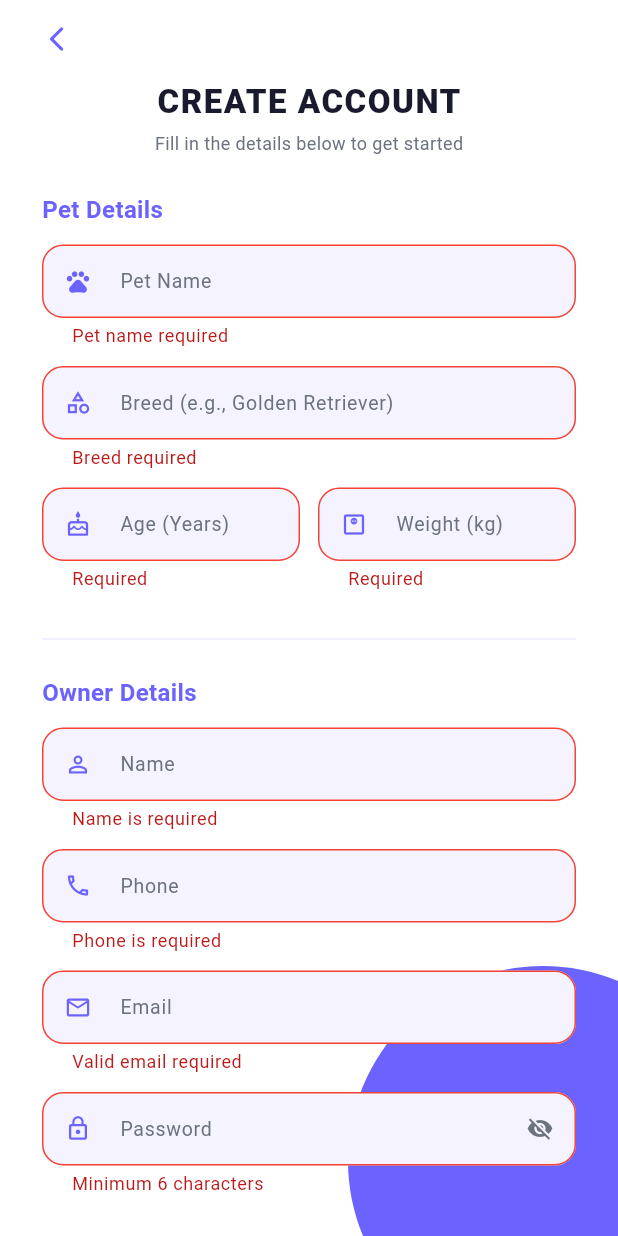
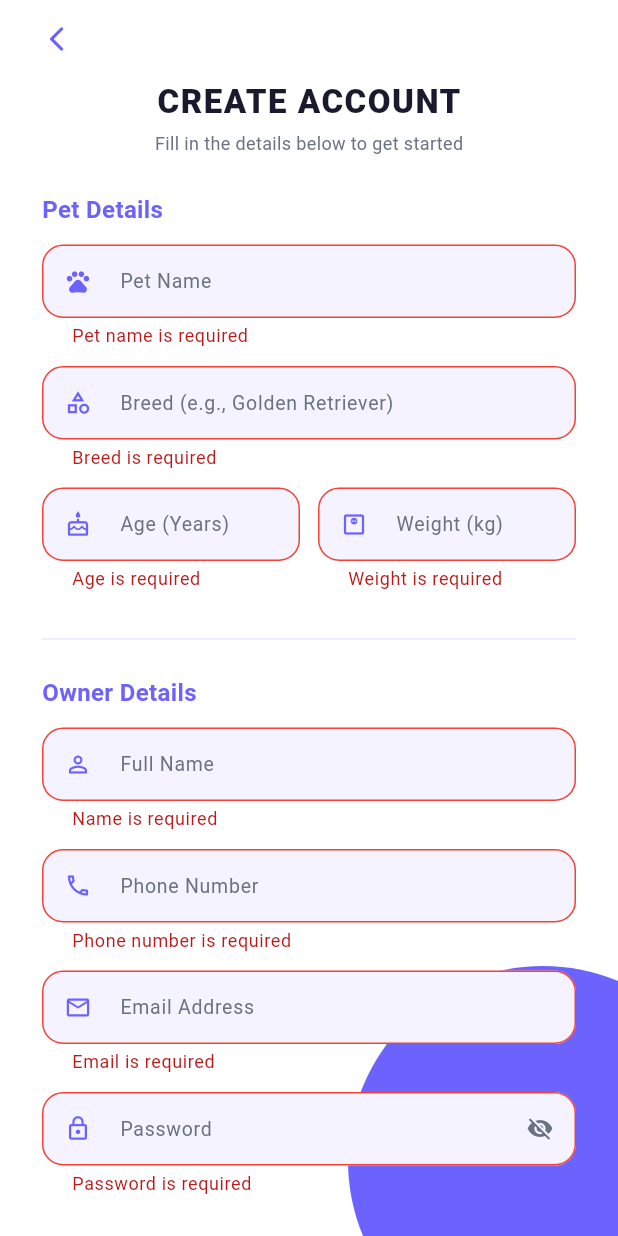
Before and after one commit to Supuni-Punsarani/Pet-Skin-Disease-Detection, a Flutter app: the SignUpScreen screen opened by its route, after a tap on "Next", on a phone screen of 412 x 824 dp. Run offline on Flutter 3.47's test engine with Material 3 defaults, Android fonts, the phone set to English and light mode, and no system bars; drawn by our look-alikes of flutter_animate; our stand-ins replace app_links, cloud_firestore, firebase_auth, firebase_core, firebase_storage, geolocator and 4 more; accounts and stored records are empty; network calls fail.

Commit message:
Add robust form validations to Sign Up, Sign In, Forgot Password, and Reset Password screens

```diff
--- a/pet_skin_app/lib/screens/forgot_password_screen.dart
+++ b/pet_skin_app/lib/screens/forgot_password_screen.dart
@@ -294,9 +294,13 @@ class _ForgotPasswordScreenState extends State<ForgotPasswordScreen> {
                                       fontSize: 14,
                                       color: AppColors.textDark,
                                     ),
-                                    validator: (v) => v == null || !v.contains('@')
-                                        ? 'Valid email required'
-                                        : null,
+                                    validator: (v) {
+                                      if (v == null || v.trim().isEmpty) return 'Email is required';
+                                      if (!RegExp(r'^[\w\.-]+@[\w\.-]+\.[a-zA-Z]{2,}$').hasMatch(v.trim())) {
+                                        return 'Enter a valid email (e.g. name@email.com)';
+                                      }
+                                      return null;
+                                    },
                                     decoration: InputDecoration(
                                       hintText: 'Enter your email address',
                                       hintStyle: TextStyle(
--- a/pet_skin_app/lib/screens/reset_password_confirm_screen.dart
+++ b/pet_skin_app/lib/screens/reset_password_confirm_screen.dart
@@ -28,15 +28,6 @@ class _ResetPasswordConfirmScreenState extends State<ResetPasswordConfirmScreen>
 
   Future<void> _resetPassword() async {
     if (!_formKey.currentState!.validate()) return;
-    if (_passwordCtrl.text != _confirmPasswordCtrl.text) {
-      ScaffoldMessenger.of(context).showSnackBar(
-        const SnackBar(
-          content: Text('Passwords do not match'),
-          backgroundColor: Colors.red,
-        ),
-      );
-      return;
-    }
 
     setState(() => _isLoading = true);
 
@@ -215,9 +206,13 @@ class _ResetPasswordConfirmScreenState extends State<ResetPasswordConfirmScreen>
                               fontSize: 14,
                               color: AppColors.textDark,
                             ),
-                            validator: (v) => v == null || v.length < 6
-                                ? 'Password must be at least 6 characters'
-                                : null,
+                            validator: (v) {
+                              if (v == null || v.isEmpty) return 'Password is required';
+                              if (v.length < 6) return 'Password must be at least 6 characters';
+                              if (!RegExp(r'[A-Za-z]').hasMatch(v)) return 'Password must contain at least one letter';
+                              if (!RegExp(r'[0-9]').hasMatch(v)) return 'Password must contain at least one number';
+                              return null;
+                            },
                             decoration: InputDecoration(
                               hintText: 'Enter new password',
                               hintStyle: TextStyle(
@@ -281,9 +276,11 @@ class _ResetPasswordConfirmScreenState extends State<ResetPasswordConfirmScreen>
                               fontSize: 14,
                               color: AppColors.textDark,
                             ),
-                            validator: (v) => v == null || v.length < 6
-                                ? 'Password must be at least 6 characters'
-                                : null,
+                            validator: (v) {
+                              if (v == null || v.isEmpty) return 'Confirm password is required';
+                              if (v != _passwordCtrl.text) return 'Passwords do not match';
+                              return null;
+                            },
                             decoration: InputDecoration(
                               hintText: 'Re-enter new password',
                               hintStyle: TextStyle(
--- a/pet_skin_app/lib/screens/sign_in_screen.dart
+++ b/pet_skin_app/lib/screens/sign_in_screen.dart
@@ -146,8 +146,13 @@ class _SignInScreenState extends State<SignInScreen> {
                       label: 'Email',
                       icon: Icons.email_outlined,
                       keyboardType: TextInputType.emailAddress,
-                      validator: (v) =>
-                          v == null || !v.contains('@') ? 'Valid email required' : null,
+                      validator: (v) {
+                        if (v == null || v.trim().isEmpty) return 'Email is required';
+                        if (!RegExp(r'^[\w\.-]+@[\w\.-]+\.[a-zA-Z]{2,}$').hasMatch(v.trim())) {
+                          return 'Enter a valid email (e.g. name@email.com)';
+                        }
+                        return null;
+                      },
                     ),
                     const SizedBox(height: 14),
 
@@ -156,8 +161,11 @@ class _SignInScreenState extends State<SignInScreen> {
                       controller: _passwordCtrl,
                       obscureText: _obscurePassword,
                       style: const TextStyle(fontSize: 14, color: AppColors.textDark),
-                      validator: (v) =>
-                          v == null || v.length < 6 ? 'Minimum 6 characters' : null,
+                      validator: (v) {
+                        if (v == null || v.isEmpty) return 'Password is required';
+                        if (v.length < 6) return 'Password must be at least 6 characters';
+                        return null;
+                      },
                       decoration: _inputDeco(
                         'Password',
                         Icons.lock_outline,
--- a/pet_skin_app/lib/screens/sign_up_screen.dart
+++ b/pet_skin_app/lib/screens/sign_up_screen.dart
@@ -145,7 +145,11 @@ class _SignUpScreenState extends State<SignUpScreen> {
                       controller: _petNameCtrl,
                       label: 'Pet Name',
                       icon: Icons.pets,
-                      validator: (v) => v == null || v.isEmpty ? 'Pet name required' : null,
+                      validator: (v) {
+                        if (v == null || v.trim().isEmpty) return 'Pet name is required';
+                        if (v.trim().length < 2) return 'Pet name must be at least 2 characters';
+                        return null;
+                      },
                     ),
                     const SizedBox(height: 12),
 
@@ -153,7 +157,11 @@ class _SignUpScreenState extends State<SignUpScreen> {
                       controller: _petBreedCtrl,
                       label: 'Breed (e.g., Golden Retriever)',
                       icon: Icons.category_outlined,
-                      validator: (v) => v == null || v.isEmpty ? 'Breed required' : null,
+                      validator: (v) {
+                        if (v == null || v.trim().isEmpty) return 'Breed is required';
+                        if (v.trim().length < 2) return 'Please enter a valid breed';
+                        return null;
+                      },
                     ),
                     const SizedBox(height: 12),
 
@@ -165,7 +173,13 @@ class _SignUpScreenState extends State<SignUpScreen> {
                             label: 'Age (Years)',
                             icon: Icons.cake_outlined,
                             keyboardType: TextInputType.number,
-                            validator: (v) => v == null || v.isEmpty ? 'Required' : null,
+                            validator: (v) {
+                              if (v == null || v.trim().isEmpty) return 'Age is required';
+                              final age = int.tryParse(v.trim());
+                              if (age == null || age < 0) return 'Enter a valid age';
+                              if (age > 50) return 'Age seems too high';
+                              return null;
+                            },
                           ),
                         ),
                         const SizedBox(width: 12),
@@ -175,7 +189,13 @@ class _SignUpScreenState extends State<SignUpScreen> {
                             label: 'Weight (kg)',
                             icon: Icons.monitor_weight_outlined,
                             keyboardType: const TextInputType.numberWithOptions(decimal: true),
-                            validator: (v) => v == null || v.isEmpty ? 'Required' : null,
+                            validator: (v) {
+                              if (v == null || v.trim().isEmpty) return 'Weight is required';
+                              final w = double.tryParse(v.trim());
+                              if (w == null || w <= 0) return 'Enter a valid weight';
+                              if (w > 200) return 'Weight seems too high';
+                              return null;
+                            },
                           ),
                         ),
                       ],
@@ -191,10 +211,14 @@ class _SignUpScreenState extends State<SignUpScreen> {
 
                     _buildField(
                       controller: _nameCtrl,
-                      label: 'Name',
+                      label: 'Full Name',
                       icon: Icons.person_outline,
-                      validator: (v) =>
-                          v == null || v.isEmpty ? 'Name is required' : null,
+                      validator: (v) {
+                        if (v == null || v.trim().isEmpty) return 'Name is required';
+                        if (v.trim().length < 2) return 'Name must be at least 2 characters';
+                        if (!RegExp(r"^[a-zA-Z\s]+$").hasMatch(v.trim())) return 'Name must contain letters only';
+                        return null;
+                      },
                     ),
                     const SizedBox(height: 12),
 
@@ -202,23 +226,31 @@ class _SignUpScreenState extends State<SignUpScreen> {
 
                     _buildField(
                       controller: _phoneCtrl,
-                      label: 'Phone',
+                      label: 'Phone Number',
                       icon: Icons.phone_outlined,
                       keyboardType: TextInputType.phone,
-                      validator: (v) =>
-                          v == null || v.isEmpty ? 'Phone is required' : null,
+                      validator: (v) {
+                        if (v == null || v.trim().isEmpty) return 'Phone number is required';
+                        final digits = v.trim().replaceAll(RegExp(r'[\s\-\+\(\)]'), '');
+                        if (!RegExp(r'^[0-9]+$').hasMatch(digits)) return 'Phone must contain numbers only';
+                        if (digits.length < 7 || digits.length > 15) return 'Enter a valid phone number';
+                        return null;
+                      },
                     ),
                     const SizedBox(height: 12),
 
                     _buildField(
                       controller: _emailCtrl,
-                      label: 'Email',
+                      label: 'Email Address',
                       icon: Icons.email_outlined,
                       keyboardType: TextInputType.emailAddress,
-                      validator: (v) =>
-                          v == null || !v.contains('@')
-                              ? 'Valid email required'
-                              : null,
+                      validator: (v) {
+                        if (v == null || v.trim().isEmpty) return 'Email is required';
+                        if (!RegExp(r'^[\w\.-]+@[\w\.-]+\.[a-zA-Z]{2,}$').hasMatch(v.trim())) {
+                          return 'Enter a valid email (e.g. name@email.com)';
+                        }
+                        return null;
+                      },
                     ),
                     const SizedBox(height: 12),
 
@@ -227,8 +259,13 @@ class _SignUpScreenState extends State<SignUpScreen> {
                       obscureText: _obscurePassword,
                       style: const TextStyle(
                           fontSize: 14, color: AppColors.textDark),
-                      validator: (v) =>
-                          v == null || v.length < 6 ? 'Minimum 6 characters' : null,
+                      validator: (v) {
+                        if (v == null || v.isEmpty) return 'Password is required';
+                        if (v.length < 6) return 'Password must be at least 6 characters';
+                        if (!RegExp(r'[A-Za-z]').hasMatch(v)) return 'Password must contain at least one letter';
+                        if (!RegExp(r'[0-9]').hasMatch(v)) return 'Password must contain at least one number';
+                        return null;
+                      },
                       decoration: _inputDeco(
                         'Password',
                         Icons.lock_outline,
```
